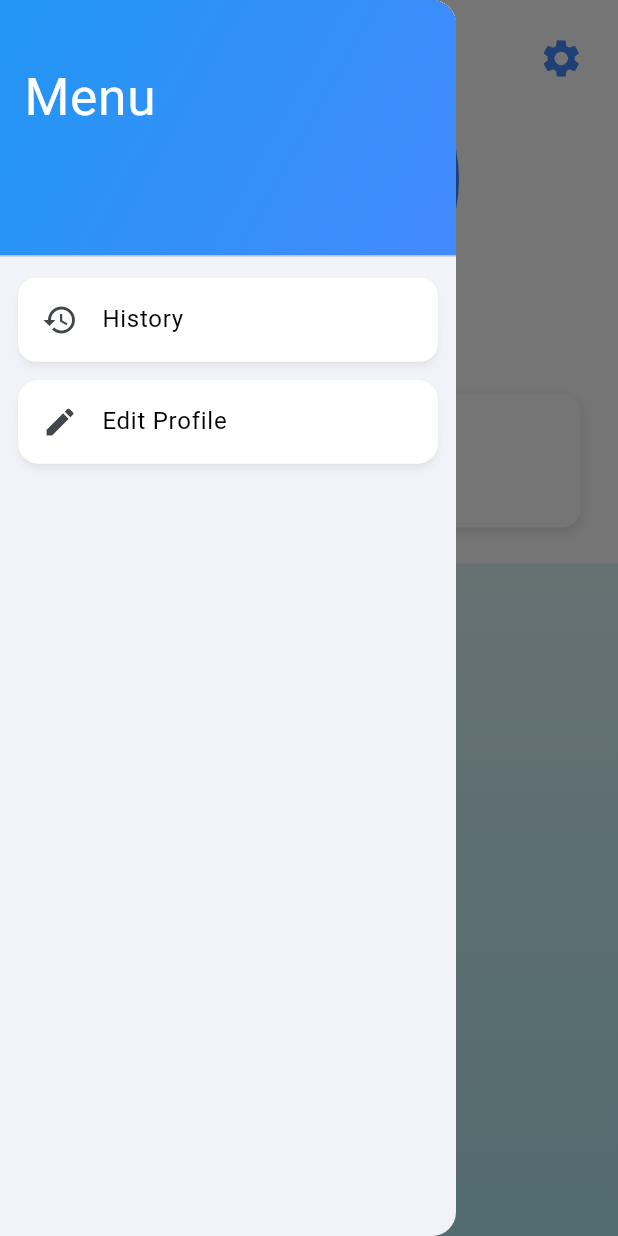
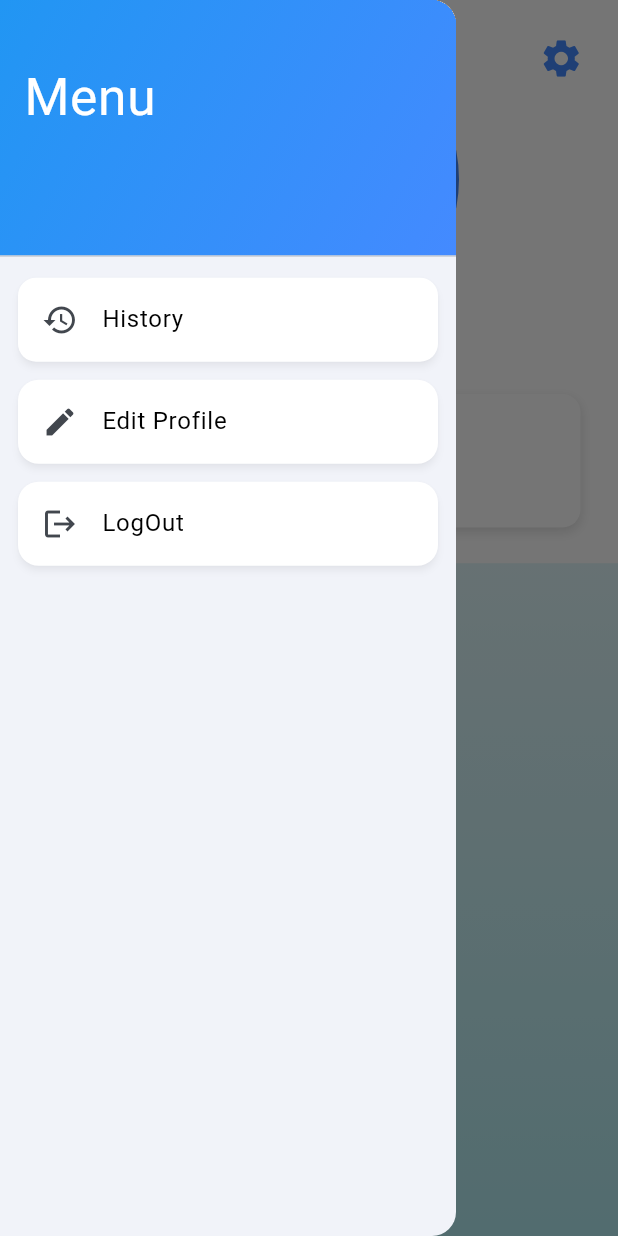
Before and after one commit to uveshsiddiqui90/watertime, a Flutter app: the HomeView screen opened by its route, after a tap on the "settings" icon, on a phone screen of 412 x 824 dp. Run offline on Flutter 3.47's test engine with Material 3 defaults, Android fonts, the light colour scheme and no system bars; our stand-ins replace drift, flutter_local_notifications, flutter_screenutil, flutter_time_picker_spinner, get and 4 more; missing offline and left inert: android_alarm_manager_plus, dart:ffi; accounts and stored records are empty; generated files the repository leaves out were written again.

Commit message:
code updated

```diff
--- a/lib/constants/app_color.dart
+++ b/lib/constants/app_color.dart
@@ -1,4 +1,3 @@
-import 'dart:ui';
 
 import 'package:flutter/material.dart';
 
--- a/lib/constants/waterprogress_indicator/water_progress.dart
+++ b/lib/constants/waterprogress_indicator/water_progress.dart
@@ -8,9 +8,13 @@ import 'package:watertime/constants/waterprogress_indicator/waterprogress_contro
 class WaterLevelWidget extends StatelessWidget {
   final WaterController controller = Get.find();
 
+   WaterLevelWidget({super.key});
+
   @override
   Widget build(BuildContext context) {
-    return Obx(() {
+    return AnimatedBuilder(
+        animation: controller.waveController,
+        builder: (context, child) {
       double waveValue = controller.waveController.value;
       double percent = controller.percentage;
       double consumed = controller.consumedAmount.value;
@@ -52,6 +56,7 @@ class WaterLevelWidget extends StatelessWidget {
                   style: const TextStyle(
                     fontSize: 18,
                     fontWeight: FontWeight.bold,
+                    color: Color(0xFF0D47A1)
                   ),
                 ),
                 const SizedBox(height: 4),
@@ -60,6 +65,7 @@ class WaterLevelWidget extends StatelessWidget {
                   style: const TextStyle(
                     fontSize: 20,
                     fontWeight: FontWeight.w600,
+                    color: Color(0xFF0D47A1)
                   ),
                 ),
               ],
@@ -67,6 +73,7 @@ class WaterLevelWidget extends StatelessWidget {
           ],
         ),
       );
+
     });
   }
 }
--- a/lib/constants/widgets.dart
+++ b/lib/constants/widgets.dart
@@ -9,6 +9,8 @@ import 'package:wave/config.dart';
 import 'package:wave/wave.dart';
 
 class WeightInput extends StatefulWidget {
+  const WeightInput({super.key});
+
   @override
   _WeightInputState createState() => _WeightInputState();
 }
@@ -50,7 +52,7 @@ WeightController weightController = Get.put(WeightController());
                 ),
               ),
               SizedBox(height: 10),
-              Text('${weight} kg',
+              Text('$weight kg',
                 style: TextStyle(fontSize: 30,color: AppColor.textColor,fontWeight: FontWeight.bold),),
             ],
           ),
@@ -67,7 +69,7 @@ class WeightPickerDialog extends StatefulWidget
 {
   final int? initialWeight;
 
-  WeightPickerDialog({this.initialWeight});
+  const WeightPickerDialog({super.key, this.initialWeight});
 
   @override
   _WeightPickerDialogState createState() => _WeightPickerDialogState();
--- a/lib/presentation/activity/activity_controller.dart
+++ b/lib/presentation/activity/activity_controller.dart
@@ -28,11 +28,6 @@ class ActivityController extends GetxController {
     // Initialization logic here
   }
 
-  @override
-  void onReady() {
-    super.onReady();
-    // Logic to run when the controller is ready
-  }
 
   @override
   void onClose() {
--- a/lib/presentation/boarding/boarding_view.dart
+++ b/lib/presentation/boarding/boarding_view.dart
@@ -1,12 +1,9 @@
 import 'package:flutter/material.dart';
 import 'package:flutter_screenutil/flutter_screenutil.dart';
 import 'package:get/get.dart';
-import 'package:watertime/constants/app_image.dart';
 import 'package:watertime/constants/app_string.dart';
 import 'package:watertime/constants/widgets.dart';
 import 'package:watertime/database/app_database.dart';
-import 'package:wave/config.dart';
-import 'package:wave/wave.dart';
 import 'boarding_controller.dart';
 
 class BoardingView extends GetView<BoardingController>
--- a/lib/presentation/gender_selection/genderselection_controller.dart
+++ b/lib/presentation/gender_selection/genderselection_controller.dart
@@ -1,4 +1,5 @@
 import 'package:get/get.dart';
+import 'package:watertime/constants/pref_helper.dart';
 import 'package:watertime/database/app_database.dart';
 import '../routes/app_pages.dart';
 
@@ -21,6 +22,7 @@ Future<void> saveGenderAndNavigate() async {
 print("ENter 1");
   if (insertedId > 0)
   {
+     await PrefHelper.saveStep(3);
     Get.offAllNamed(AppRoutes.WEIGHT);
     db.getLatestUser().then((user) {
       if (user != null) {
@@ -59,11 +61,6 @@ print("ENter 1");
     // Initialization code
 
 
-  @override
-  void onReady() {
-    super.onReady();
-    // Code to run when the controller is ready
-  }
 
   @override
   void onClose() {
--- a/lib/presentation/home/homecontroller.dart
+++ b/lib/presentation/home/homecontroller.dart
@@ -1,16 +1,20 @@
 import 'dart:async';
 import 'dart:convert';
 import 'dart:ffi';
+import 'dart:io';
 import 'package:android_alarm_manager_plus/android_alarm_manager_plus.dart';
 import 'package:flutter/material.dart';
 import 'package:get/get.dart';
+import 'package:path_provider/path_provider.dart';
+import 'package:shared_preferences/shared_preferences.dart';
 import 'package:watertime/constants/waterprogress_indicator/waterprogress_controller.dart';
 import 'package:watertime/database/app_database.dart';
 import 'package:watertime/main.dart';
 import 'package:watertime/model/waterremind_model.dart';
+import 'package:watertime/presentation/routes/app_pages.dart';
 import 'package:watertime/services/notification_service.dart';
 import 'package:drift/drift.dart' as drift;
-
+import 'package:path/path.dart' as p;
 
 class Homecontroller extends GetxController
 {
@@ -27,7 +31,7 @@ class Homecontroller extends GetxController
  RxDouble waterConsumed = 0.0.obs;
 
 WaterController waterController = Get.put(WaterController());
-
+Rx<DateTime> currentTime = DateTime.now().obs;  // 🔥 Add this
 
   @override
   void onInit() {
@@ -42,6 +46,11 @@ WaterController waterController = Get.put(WaterController());
     Timer.periodic(Duration(minutes: 1), (timer) {
     update(); // Triggers UI rebuild
   });
+  ever(currentTime, (_) {}); // just to trigger Obx rebuild
+    Stream.periodic(Duration(seconds: 1), (_) => DateTime.now())
+        .listen((now) {
+      currentTime.value = now;
+    });
     // Set initial consumed amount
   }
 
@@ -375,7 +384,7 @@ RxString selectedGender = ''.obs;
 
  Future<void> getUserData() async {
   final user = await db.getLatestUser();  // or getUserById(1)
-  print('user data retrieved: ${user}');
+  print('user data retrieved: $user');
   if (user != null) {
     userName.value = user.name ?? '';
     userWeight.value = user.weight ?? 70.0; // Default weight if null
@@ -434,6 +443,27 @@ Future<void> clearHistory() async {
   }
 }
 
+ Future<void> deleteDbFile() async
+  {
+  final dir = await getApplicationDocumentsDirectory();
+  final dbFile = File(p.join(dir.path, 'app.sqlite'));
+  if (await dbFile.exists()) {
+    await dbFile.delete().then((_) {
+      print("entered delete db file");
 
+      clearPrefData();
+      Get.offAllNamed(AppRoutes.BOARDING);
+
+    });
+    print("🔥 Deleted old DB");
+  } else {
+    print("📁 DB already deleted");
+  }
+}
+
+  Future<void> clearPrefData() async {
+    final prefs = await SharedPreferences.getInstance();
+    await prefs.clear(); // saara local data remove karega
+  }
 
 }
--- a/lib/presentation/home/homeview.dart
+++ b/lib/presentation/home/homeview.dart
@@ -79,10 +79,26 @@ class HomeView extends StatelessWidget
             leading: Icon(Icons.edit),
             title: Text('Edit Profile'),
             onTap: () {
-              Get.toNamed(AppRoutes.SETTING);
-            },
+              AppRoutes.SETTING;
+                          },
           ),
         ),
+        Card(
+          shape: RoundedRectangleBorder(
+        borderRadius: BorderRadius.circular(12.r),
+      ),
+       elevation: 2,
+      margin: EdgeInsets.symmetric(horizontal: 12, vertical: 6),
+            child: ListTile(
+            leading: Icon(Icons.logout),
+            title: Text('LogOut'),
+            onTap: () {
+              homecontroller.deleteDbFile();
+
+                         },
+          ),
+        ),
+
       ],
     ),
   ),
@@ -110,11 +126,11 @@ class HomeView extends StatelessWidget
                   SizedBox(height: 20.h),
                    Obx(
                      () {
+                       final now = homecontroller.currentTime.value;
                        final nextReminder = homecontroller.getNextReminder(homecontroller.waterRemindList);
 
                            if (nextReminder != null) {
-                             final now = DateTime.now();
-                            DateTime  reminderTime = DateTime(
+                           DateTime  reminderTime = DateTime(
                                now.year,
                                now.month,
                                now.day,
@@ -126,7 +142,6 @@ class HomeView extends StatelessWidget
                                reminderTime = reminderTime.add(Duration(days: 1));
                              }
 
-                            final remaining = reminderTime?.difference(now);
                               }
                         return Container(
                           width: MediaQuery.of(context).size.width - 50,
--- a/lib/presentation/user_history/userhistory_binding.dart
+++ b/lib/presentation/user_history/userhistory_binding.dart
@@ -1,5 +1,4 @@
 import 'package:get/get.dart';
-import 'package:watertime/presentation/home/homecontroller.dart';
 import 'package:watertime/presentation/user_history/userhistory_controller.dart';
 
 
--- a/lib/presentation/user_history/userhistory_view.dart
+++ b/lib/presentation/user_history/userhistory_view.dart
@@ -9,7 +9,7 @@ import 'package:watertime/database/app_database.dart';
 class UserhistoryView extends StatelessWidget {
   final  db = AppDatabase();
 
-  UserhistoryView({Key? key,}) : super(key: key);
+  UserhistoryView({super.key,});
 
   String getDayName(DateTime date) {
     return DateFormat('EEE').format(date); // Mon, Tue, Wed
@@ -56,7 +56,7 @@ class UserhistoryView extends StatelessWidget {
                     leading: CircleAvatar(
                       child: Text(getDayName(date)),
                     ),
-                    title: Text("${getFormattedDate(date)}"),
+                    title: Text(getFormattedDate(date)),
                     trailing: Text("${amount % 1 == 0 ? amount.toInt() : amount} ml"),
                   ),
                 );
--- a/lib/presentation/weight_measure/weight_controller.dart
+++ b/lib/presentation/weight_measure/weight_controller.dart
@@ -1,4 +1,5 @@
 import 'package:get/get.dart';
+import 'package:watertime/constants/pref_helper.dart';
 import 'package:watertime/database/app_database.dart';
 import 'package:watertime/presentation/routes/app_pages.dart';
 
@@ -26,7 +27,7 @@ class WeightController extends GetxController
       Get.snackbar('Error', 'Daily water requirement cannot be zero or negative');
       return;
     }
-
+     await PrefHelper.saveStep(4);
     Get.offAllNamed(AppRoutes.HOME,
     arguments: {'initialWaterGoal': calculateDailyWaterRequirement().toStringAsFixed(1)});
   }
--- a/lib/services/notification_service.dart
+++ b/lib/services/notification_service.dart
@@ -4,9 +4,7 @@ import 'dart:typed_data';
 import 'package:flutter/material.dart';
 import 'package:flutter_local_notifications/flutter_local_notifications.dart';
 import 'package:get/get.dart';
-import 'package:get/get_core/src/get_main.dart';
 import 'package:timezone/timezone.dart' as tz;
-import 'package:watertime/constants/waterprogress_indicator/waterprogress_controller.dart';
 import 'package:watertime/database/app_database.dart';
 import 'package:watertime/presentation/home/homecontroller.dart';
 import 'package:watertime/services/notifications/notification_details.dart';
--- a/lib/services/reset_service/resetservice.dart
+++ b/lib/services/reset_service/resetservice.dart
@@ -1,13 +1,7 @@
-import 'dart:isolate';
 import 'package:android_alarm_manager_plus/android_alarm_manager_plus.dart';
-import 'package:flutter/foundation.dart';
-import 'package:flutter/material.dart';
 import 'package:intl/intl.dart';
-import 'package:path_provider/path_provider.dart';
 import 'package:watertime/database/app_database.dart';
-import 'dart:io';
 import 'dart:convert';
-import 'package:drift/drift.dart';
 
 // @pragma('vm:entry-point')
 //    Future<void> resetConsumedAmountTask() async {
--- a/lib/settings/setting_controller.dart
+++ b/lib/settings/setting_controller.dart
@@ -1,7 +1,5 @@
-import 'package:drift/drift.dart';
 import 'package:flutter/material.dart';
 import 'package:get/get.dart';
-import 'package:get/get_state_manager/src/simple/get_controllers.dart';
 import 'package:watertime/database/app_database.dart';
 
 class SettingController extends GetxController {
--- a/lib/settings/setting_view.dart
+++ b/lib/settings/setting_view.dart
@@ -1,4 +1,3 @@
-import 'package:flutter/cupertino.dart';
 import 'package:flutter/material.dart';
 import 'package:flutter_screenutil/flutter_screenutil.dart';
 import 'package:get/get.dart';
```
Also changed, not shown: lib/constants/pref_helper.dart (added, +23 -0 lines), lib/main.dart (+19 -11 lines), lib/presentation/boarding/boarding_controller.dart (+2 -11 lines), 3 other files.
